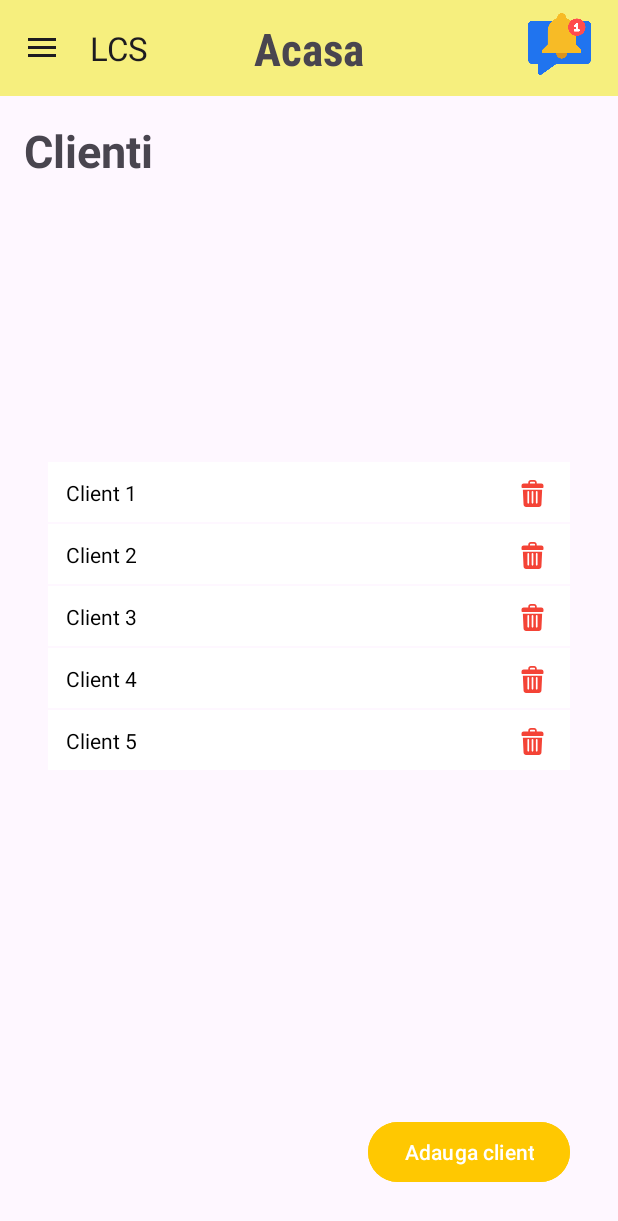
After one commit to AndreeaG22/Library-Chain-Supply-LCS, an Android app: the fragment ClientManagementFragment placed in its activity, on a phone screen of 412 x 824 dp. The commit adds this screen. Shown: the top 1221 px of the screen. Run offline under Robolectric (Android 15) with nearby library versions, the phone set to English and light mode, and no system bars; our stand-ins replace Firebase (no records; nobody signed in at launch, a user with empty details on screens opened directly), data binding.

Commit message:
Avem clienti, frate!

```diff
--- /dev/null
+++ b/app/src/main/java/com/teamapp/client_management/ClientLineItemAdapter.kt
@@ -0,0 +1,49 @@
+package com.teamapp.client_management
+
+import android.view.LayoutInflater
+import android.view.ViewGroup
+import androidx.recyclerview.widget.DiffUtil
+import androidx.recyclerview.widget.ListAdapter
+import androidx.recyclerview.widget.RecyclerView
+import com.teamapp.lcs.databinding.ClientLineItemBinding
+
+class ClientLineItemAdapter (
+    private val onItemDeleted: (item: String) -> Unit
+): ListAdapter<String, RecyclerView.ViewHolder>(DiffCallback) {
+
+    override fun onCreateViewHolder(parent: ViewGroup, viewType: Int): RecyclerView.ViewHolder {
+        return ClientLnItmViewHolder(
+            ClientLineItemBinding.inflate(
+                LayoutInflater.from(parent.context),
+                parent,
+                false
+            )
+        )
+    }
+
+    override fun onBindViewHolder(holder: RecyclerView.ViewHolder, position: Int) {
+        (holder as ClientLnItmViewHolder).bind(getItem(position))
+    }
+
+    inner class ClientLnItmViewHolder(val binding: ClientLineItemBinding) : RecyclerView.ViewHolder(binding.root) {
+        fun bind(item: String) {
+            binding.apply {
+                clientName.text = item
+                ivDelete.setOnClickListener {
+                    onItemDeleted(item)
+                }
+
+            }
+        }
+    }
+
+    object DiffCallback : DiffUtil.ItemCallback<String>() {
+        override fun areItemsTheSame(oldItem: String, newItem: String): Boolean {
+            return oldItem == newItem
+        }
+
+        override fun areContentsTheSame(oldItem: String, newItem: String): Boolean {
+            return oldItem == newItem
+        }
+    }
+}
--- /dev/null
+++ b/app/src/main/java/com/teamapp/client_management/ClientManagementFragment.kt
@@ -0,0 +1,61 @@
+package com.teamapp.client_management
+
+import androidx.fragment.app.viewModels
+import android.os.Bundle
+import androidx.fragment.app.Fragment
+import android.view.LayoutInflater
+import android.view.View
+import android.view.ViewGroup
+import androidx.recyclerview.widget.LinearLayoutManager
+import com.teamapp.lcs.R
+import com.teamapp.lcs.databinding.FragmentClientManagementBinding
+
+class ClientManagementFragment : Fragment() {
+
+    private var _binding: FragmentClientManagementBinding? = null
+    private val binding get() = _binding!!
+    private lateinit var clientListAdapter: ClientLineItemAdapter
+
+    companion object {
+        fun newInstance() = ClientManagementFragment()
+    }
+
+    private val viewModel: ClientManagementViewModel by viewModels()
+
+    override fun onCreateView(
+        inflater: LayoutInflater, container: ViewGroup?,
+        savedInstanceState: Bundle?
+    ): View {
+        _binding = FragmentClientManagementBinding.inflate(inflater, container, false)
+        return binding.root
+    }
+
+    override fun onViewCreated(view: View, savedInstanceState: Bundle?) {
+        super.onViewCreated(view, savedInstanceState)
+        initUI()
+        val clientList = listOf("Client 1", "Client 2", "Client 3", "Client 4", "Client 5")
+        clientListAdapter.submitList(clientList)
+    }
+
+    override fun onDestroyView() {
+        super.onDestroyView()
+        _binding = null
+    }
+
+    private fun initUI() {
+        clientListAdapter = ClientLineItemAdapter { item ->
+            // Handle item deletion if needed
+        }
+        binding.clientList.apply {
+            adapter = clientListAdapter
+            layoutManager = LinearLayoutManager(requireContext())
+        }
+
+        binding.addClientButton.setOnClickListener {
+            parentFragmentManager.beginTransaction()
+                .replace(R.id.fragment_container, AddClientFragment())
+                .addToBackStack(null)
+                .commit()
+        }
+    }
+}
--- /dev/null
+++ b/app/src/main/res/layout/client_line_item.xml
@@ -0,0 +1,40 @@
+<?xml version="1.0" encoding="utf-8"?>
+<layout xmlns:android="http://schemas.android.com/apk/res/android"
+    xmlns:app="http://schemas.android.com/apk/res-auto"
+    xmlns:tools="http://schemas.android.com/tools">
+
+    <androidx.constraintlayout.widget.ConstraintLayout
+        android:id="@+id/headerConstraintsLayout"
+        android:layout_width="match_parent"
+        android:layout_height="40dp"
+        android:layout_marginTop="0.5dp"
+        android:layout_marginBottom="0.5dp"
+        android:background="@color/white"
+        app:layout_constraintTop_toTopOf="parent">
+
+        <TextView
+            android:id="@+id/client_name"
+            android:layout_width="wrap_content"
+            android:layout_height="wrap_content"
+            android:layout_marginStart="12dp"
+            android:textColor="@color/black"
+            app:layout_constraintBottom_toBottomOf="parent"
+            app:layout_constraintHorizontal_bias="0.0"
+            app:layout_constraintStart_toStartOf="parent"
+            app:layout_constraintTop_toTopOf="parent"
+            tools:text="Darcom" />
+
+        <ImageView
+            android:id="@+id/ivDelete"
+            android:layout_width="42dp"
+            android:layout_height="42dp"
+            android:layout_marginEnd="4dp"
+            android:contentDescription="@null"
+            android:padding="12dp"
+            app:layout_constraintBottom_toBottomOf="parent"
+            app:layout_constraintEnd_toEndOf="parent"
+            app:layout_constraintTop_toTopOf="parent"
+            app:srcCompat="@drawable/ic_trash"/>
+
+    </androidx.constraintlayout.widget.ConstraintLayout>
+</layout>
--- /dev/null
+++ b/app/src/main/res/layout/fragment_client_management.xml
@@ -0,0 +1,48 @@
+<?xml version="1.0" encoding="utf-8"?>
+<FrameLayout xmlns:android="http://schemas.android.com/apk/res/android"
+    xmlns:tools="http://schemas.android.com/tools"
+    android:layout_width="match_parent"
+    android:layout_height="match_parent"
+    xmlns:app="http://schemas.android.com/apk/res-auto"
+    tools:context="com.teamapp.client_management.ClientManagementFragment">
+
+    <androidx.constraintlayout.widget.ConstraintLayout
+        android:layout_width="match_parent"
+        android:layout_height="match_parent"
+        android:padding="16dp">
+
+        <TextView
+            android:id="@+id/clientListTitle"
+            android:layout_width="wrap_content"
+            android:layout_height="wrap_content"
+            android:text="Clienti"
+            android:textStyle="bold"
+            android:textSize="30sp"
+            app:layout_constraintStart_toStartOf="parent"
+            app:layout_constraintTop_toTopOf="parent"/>
+
+        <androidx.recyclerview.widget.RecyclerView
+            android:id="@+id/clientList"
+            android:layout_width="match_parent"
+            android:layout_height="250dp"
+            android:layout_margin="16dp"
+            app:layout_constraintTop_toBottomOf="@+id/clientListTitle"
+            app:layout_constraintStart_toStartOf="parent"
+            app:layout_constraintEnd_toEndOf="parent"
+            app:layout_constraintBottom_toTopOf="@+id/addClientButton"
+            tools:listitem="@layout/client_line_item" />
+
+        <Button
+            android:id="@+id/addClientButton"
+            android:layout_width="wrap_content"
+            android:layout_height="wrap_content"
+            android:text="Adauga client"
+            app:layout_constraintEnd_toEndOf="parent"
+            app:layout_constraintBottom_toBottomOf="parent"
+            android:layout_marginEnd="16dp"
+            android:layout_marginBottom="16dp"
+            android:backgroundTint="@color/yellow" />
+
+
+    </androidx.constraintlayout.widget.ConstraintLayout>
+</FrameLayout>
--- a/app/src/main/res/menu/nav_menu.xml
+++ b/app/src/main/res/menu/nav_menu.xml
@@ -26,14 +26,14 @@
             android:icon="@drawable/ic_history" />
 
         <item
-            android:id="@+id/add_clients"
-            android:title="Adauga clienti"
+            android:id="@+id/manage_clients"
+            android:title="Gestionare clienti"
             android:icon="@drawable/ic_clients" />
 
         <item
-            android:id="@+id/add_workers"
-            android:title="Adauga angajati"
-            android:icon="@drawable/ic_worker" />
+            android:id="@+id/manage_workers"
+            android:icon="@drawable/ic_worker"
+            android:title="Gestionare angajati" />
 
     </group>
 
--- a/gradle/libs.versions.toml
+++ b/gradle/libs.versions.toml
@@ -1,5 +1,5 @@
 [versions]
-agp = "8.5.0-alpha06"
+agp = "8.5.0-beta01"
 kotlin = "1.9.0"
 coreKtx = "1.13.0"
 junit = "4.13.2"
```
Also changed, not shown: app/src/main/java/com/teamapp/client_management/AddClientFragment.kt (added, +31 -0 lines), app/src/main/java/com/teamapp/client_management/AddClientViewModel.kt (added, +7 -0 lines), app/src/main/java/com/teamapp/client_management/ClientManagementViewModel.kt (added, +7 -0 lines), app/src/main/java/com/teamapp/lcs/MainActivity.kt (+8 -7 lines), app/src/main/res/layout/fragment_add_client.xml (added, +13 -0 lines), gradle/wrapper/gradle-wrapper.properties.
